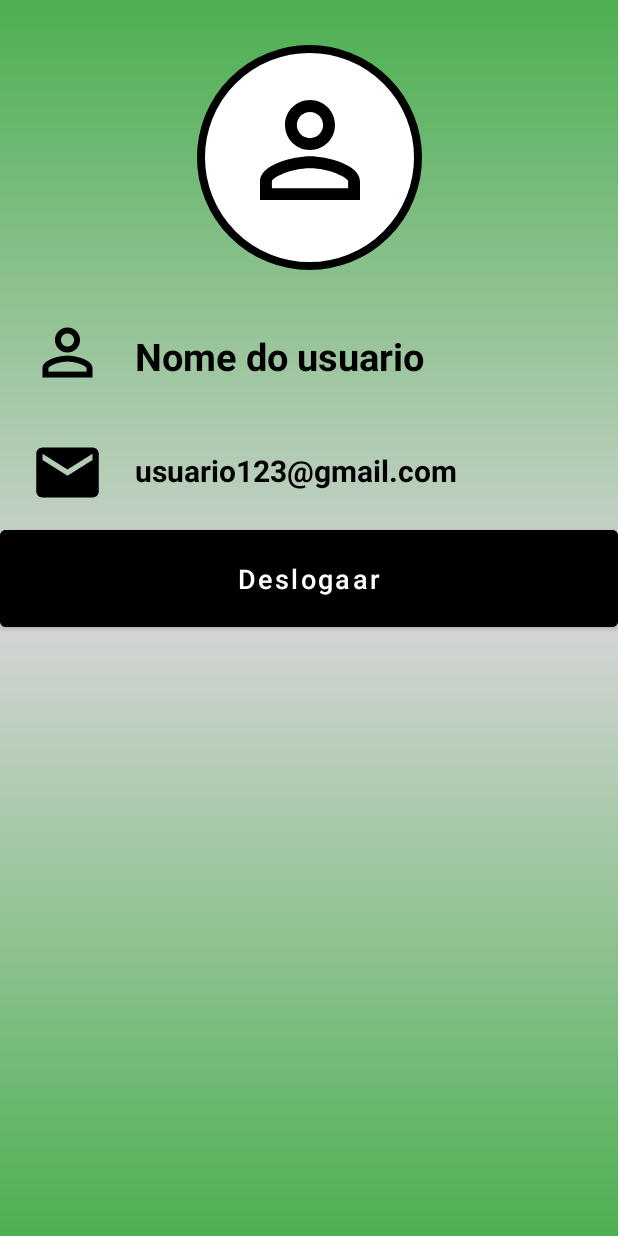
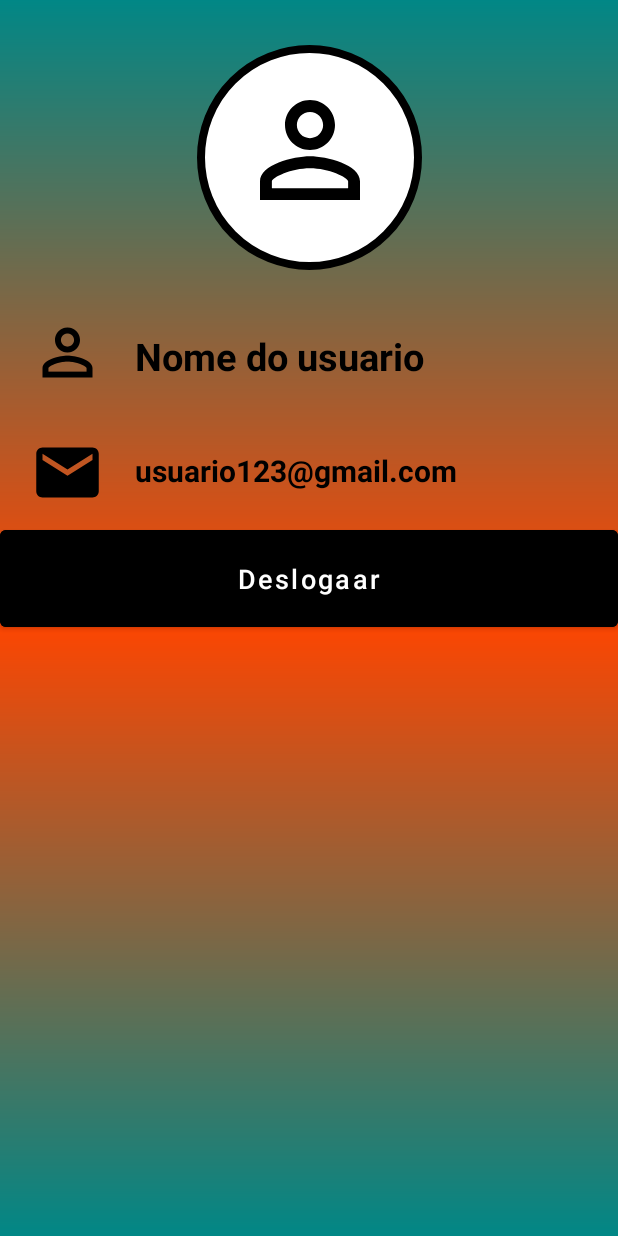
Before and after one commit to josemariateixeira/CapTaxi, an Android app: the TelaPrincipal screen opened directly, with no data from a screen before it, on a phone screen of 412 x 824 dp. Run offline under Robolectric (Android 15) with nearby library versions, the phone set to English and light mode, and no system bars.

Commit message:
Update colors.xml

```diff
--- a/app/src/main/res/values/colors.xml
+++ b/app/src/main/res/values/colors.xml
@@ -4,9 +4,9 @@
     <color name="purple_500">#FF6200EE</color>
     <color name="purple_700">#FF3700B3</color>
     <color name="teal_200">#FF03DAC5</color>
-    <color name="teal_700">#4CAF50</color>
+    <color name="teal_700">#FF018786</color>
     <color name="black">#FF000000</color>
     <color name="white">#FFFFFFFF</color>
     <color name="verde">#FF004500</color>
-    <color name="amarelo">#FFC107</color>
+    <color name="laranja">#FFFF4500</color>
 </resources>
```
